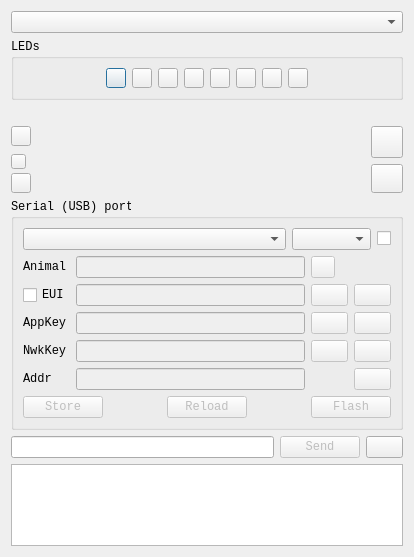
Qt form hardware/dialogcollarsim.ui (IvanTsantsarov/herdmind-simulator) before a commit.
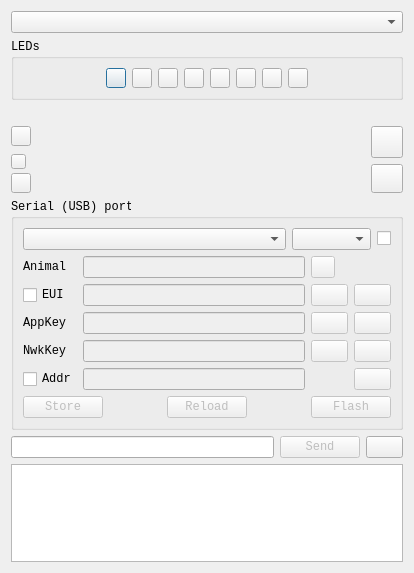
The same form after that commit. Icons and pictures are not drawn. Custom widgets are drawn as their Qt base class.

Diff of the .ui file:
```diff
--- a/hardware/dialogcollarsim.ui
+++ b/hardware/dialogcollarsim.ui
@@ -7,7 +7,7 @@
     <x>0</x>
     <y>0</y>
     <width>414</width>
-    <height>557</height>
+    <height>573</height>
    </rect>
   </property>
   <property name="maximumSize">
@@ -480,7 +480,7 @@
              <string>Network key</string>
             </property>
             <property name="readOnly">
-             <bool>true</bool>
+             <bool>false</bool>
             </property>
            </widget>
           </item>
@@ -616,13 +616,6 @@
             </property>
            </widget>
           </item>
-          <item row="4" column="0">
-           <widget class="QLabel" name="label_3">
-            <property name="text">
-             <string>Addr</string>
-            </property>
-           </widget>
-          </item>
           <item row="2" column="2">
            <widget class="QPushButton" name="btnGenAKey">
             <property name="enabled">
@@ -748,6 +741,16 @@
             </property>
            </widget>
           </item>
+          <item row="4" column="0">
+           <widget class="QCheckBox" name="checkAddr">
+            <property name="toolTip">
+             <string>Edit address</string>
+            </property>
+            <property name="text">
+             <string>Addr</string>
+            </property>
+           </widget>
+          </item>
          </layout>
         </item>
         <item>
```
